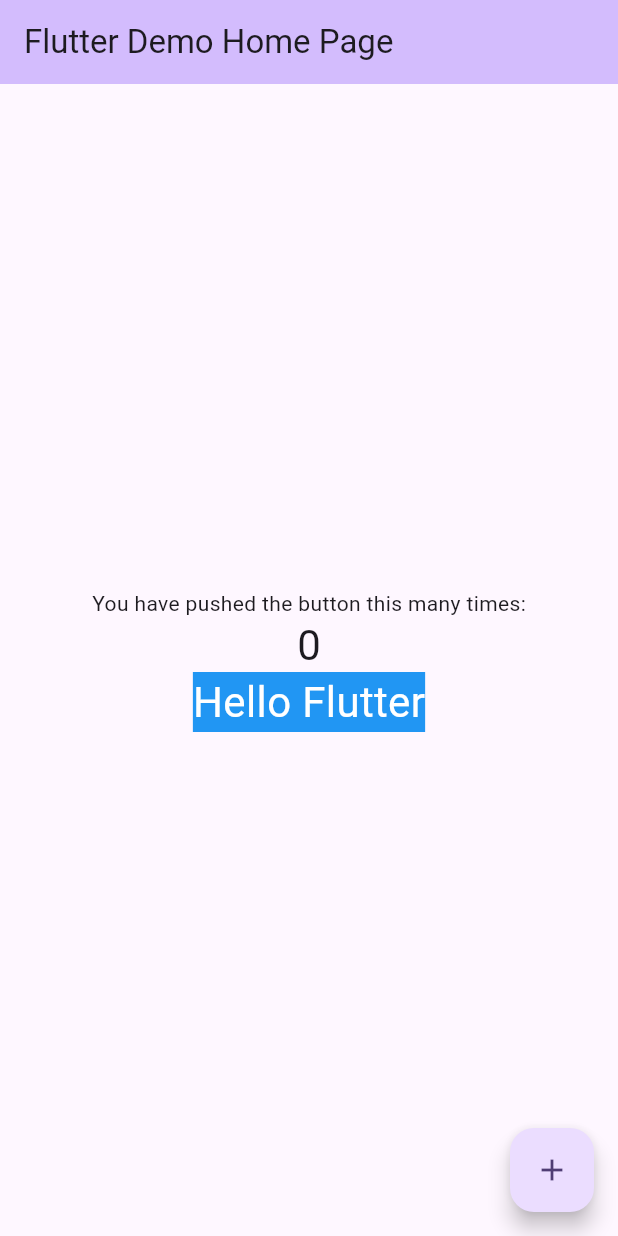
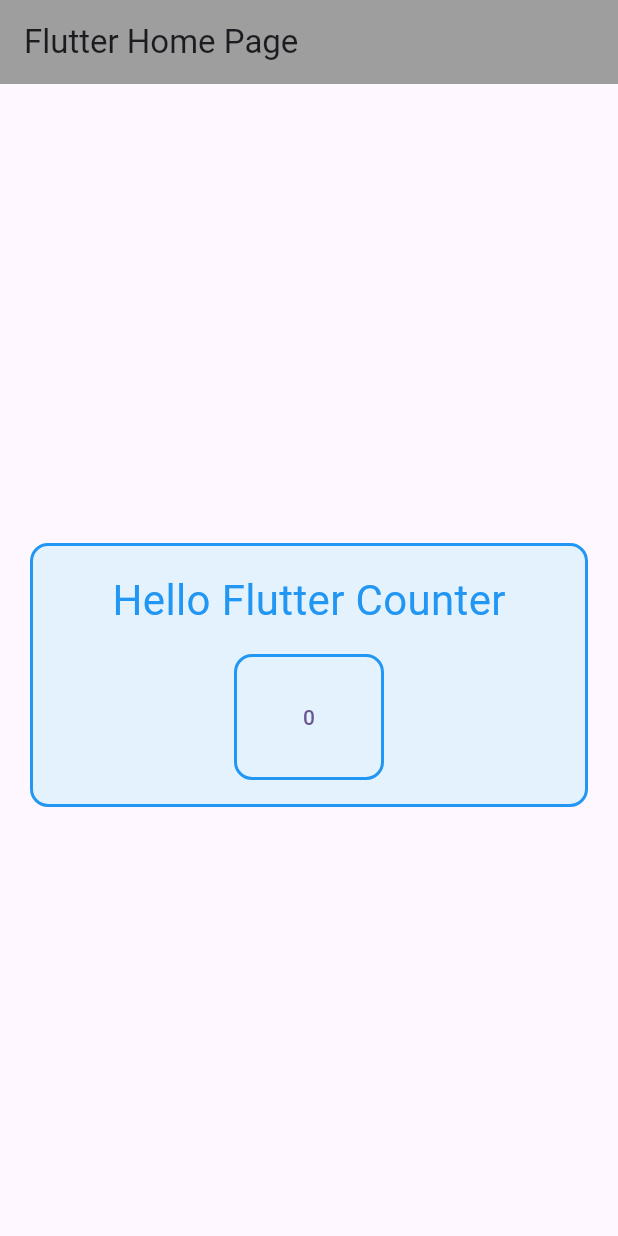
Before and after one commit to liusuxian/first_flutter_app, a Flutter app: the screen it shows after launch, on a phone screen of 412 x 824 dp. Run offline on Flutter 3.47's test engine with Material 3 defaults, Android fonts, the phone set to English and light mode, and no system bars.

Commit message:
更新代码

```diff
--- a/lib/main.dart
+++ b/lib/main.dart
@@ -1,4 +1,5 @@
 import 'package:flutter/material.dart';
+import 'package:first_flutter_app/page/home/home.dart';
 
 void main() {
   runApp(const MyApp());
@@ -30,7 +31,8 @@ class MyApp extends StatelessWidget {
         // tested with just a hot reload.
         colorScheme: ColorScheme.fromSeed(seedColor: Colors.deepPurple),
       ),
-      home: const MyHomePage(title: 'Flutter Demo Home Page'),
+      // home: const MyHomePage(title: 'Flutter Demo Home Page'),
+      home: const NewHomePage(title: 'Flutter Home Page'),
     );
   }
 }
@@ -109,7 +111,6 @@ class _MyHomePageState extends State<MyHomePage> {
               '$_counter',
               style: Theme.of(context).textTheme.headlineMedium,
             ),
-            Echo(text: "Hello Flutter"),
           ],
         ),
       ),
@@ -121,33 +122,3 @@ class _MyHomePageState extends State<MyHomePage> {
     );
   }
 }
-
-// 回显字符串的Echo widget
-class Echo extends StatelessWidget {
-  const Echo({
-    super.key,
-    required this.text,
-    this.textColor = Colors.white,
-    this.backgroundColor = Colors.blue,
-  });
-
-  final String text;
-  final Color textColor;
-  final Color backgroundColor;
-
-  @override
-  Widget build(BuildContext context) {
-    return Center(
-      child: Container(
-        color: backgroundColor,
-        child: Text(
-          text,
-          style: TextStyle(
-            color: textColor,
-            fontSize: Theme.of(context).textTheme.headlineMedium?.fontSize,
-          ),
-        ),
-      ),
-    );
-  }
-}
--- /dev/null
+++ b/lib/page/component/counter.dart
@@ -0,0 +1,112 @@
+import 'package:flutter/material.dart';
+import 'dart:developer' as developer;
+
+// 计数器 widget
+class CounterWidget extends StatefulWidget {
+  const CounterWidget({super.key, this.initValue = 0});
+
+  final int initValue;
+
+  @override
+  State<CounterWidget> createState() => _CounterWidgetState();
+}
+
+class _CounterWidgetState extends State<CounterWidget> {
+  int _counter = 0;
+
+  /*
+  * 当 widget 第一次插入到 widget 树时会被调用，对于每一个 State 对象，Flutter 框架只会调用一次该回调，
+  * 所以，通常在该回调中做一些一次性的操作，如状态初始化、订阅子树的事件通知等。
+  * 不能在该回调中调用 BuildContext.dependOnInheritedWidgetOfExactType（该方法用于在 widget 树上获取离当前 widget 最近的一个父级 InheritedWidget），
+  * 原因是在初始化完成后， widget 树中的 InheritFrom widget 也可能会发生变化，所以正确的做法应该在在 build（）方法或 didChangeDependencies() 中调用它。
+  * */
+  @override
+  void initState() {
+    super.initState();
+    // 初始化状态
+    _counter = widget.initValue;
+    developer.log('initState', name: 'my.app.counter');
+  }
+
+  /*
+  * 用于构建 widget 子树的，会在如下场景被调用：
+  * 在调用 initState()之后，
+  * 在调用 didUpdateWidget()之后，
+  * 在调用 setState()之后，
+  * 在调用 didChangeDependencies()之后，
+  * 在 State 对象从树中一个位置移除后（会调用 deactivate）又重新插入到树的其他位置之后。
+  * */
+  @override
+  Widget build(BuildContext context) {
+    developer.log('build', name: 'my.app.counter');
+    return Center(
+      child: Container(
+        padding: const EdgeInsets.all(16), // 内边距
+        margin: const EdgeInsets.symmetric(horizontal: 20), // 外边距
+        decoration: BoxDecoration(
+          color: Colors.blue[50], // 背景色
+          borderRadius: BorderRadius.circular(12), // 圆角
+          border: Border.all(color: Colors.blue, width: 2), // 边框
+        ),
+        child: TextButton(
+          child: Text('$_counter'),
+          // 点击后计数器自增
+          onPressed: () => setState(() => ++_counter),
+        ),
+      ),
+    );
+  }
+
+  /*
+  * 在 widget 重新构建时，Flutter 框架会调用 widget.canUpdate 来检测 widget 树中同一位置的新旧节点，然后决定是否需要更新，
+  * 如果 widget.canUpdate 返回 true 则会调用此回调。
+  * widget.canUpdate 会在新旧 widget 的 key 和 runtimeType 同时相等时会返回 true，
+  * 也就是说在在新旧 widget 的 key 和 runtimeType 同时相等时 didUpdateWidget() 就会被调用。
+  * */
+  @override
+  void didUpdateWidget(CounterWidget oldWidget) {
+    super.didUpdateWidget(oldWidget);
+    developer.log('didUpdateWidget', name: 'my.app.counter');
+  }
+
+  /*
+  * 当 State 对象从树中被移除时，会调用此回调。在一些场景下，Flutter 框架会将 State 对象重新插到树中，
+  * 如包含此 State 对象的子树在树的一个位置移动到另一个位置时（可以通过 GlobalKey 来实现）。
+  * 如果移除后没有重新插入到树中则紧接着会调用 dispose() 方法。
+  * */
+  @override
+  void deactivate() {
+    super.deactivate();
+    developer.log('deactivate', name: 'my.app.counter');
+  }
+
+  /*
+  * 当 State 对象从树中被永久移除时调用；通常在此回调中释放资源。
+  * */
+  @override
+  void dispose() {
+    super.dispose();
+    developer.log('dispose', name: 'my.app.counter');
+  }
+
+  /*
+  * 此回调是专门为了开发调试而提供的，在热重载(hot reload)时会被调用，此回调在 Release 模式下永远不会被调用。
+  * */
+  @override
+  void reassemble() {
+    super.reassemble();
+    developer.log('reassemble', name: 'my.app.counter');
+  }
+
+  /*
+  * 当 State 对象的依赖发生变化时会被调用；例如：在之前 build() 中包含了一个 InheritedWidget ，
+  * 然后在之后的 build() 中 InheritedWidget 发生了变化，那么此时 InheritedWidget 的子 widget 的 didChangeDependencies() 回调都会被调用。
+  * 典型的场景是当系统语言 Locale 或应用主题改变时，Flutter 框架会通知 widget 调用此回调。
+  * 需要注意，组件第一次被创建后挂载的时候（包括重创建）对应的 didChangeDependencies 也会被调用。
+  * */
+  @override
+  void didChangeDependencies() {
+    super.didChangeDependencies();
+    developer.log('didChangeDependencies', name: 'my.app.counter');
+  }
+}
--- /dev/null
+++ b/lib/page/component/echo.dart
@@ -0,0 +1,31 @@
+import 'package:flutter/material.dart';
+
+// 回显字符串的Echo widget
+class Echo extends StatelessWidget {
+  const Echo({
+    super.key,
+    required this.text,
+    this.textColor = Colors.white,
+    this.backgroundColor = Colors.blue,
+  });
+
+  final String text;
+  final Color textColor;
+  final Color backgroundColor;
+
+  @override
+  Widget build(BuildContext context) {
+    return Center(
+      child: Container(
+        color: backgroundColor,
+        child: Text(
+          text,
+          style: TextStyle(
+            color: textColor,
+            fontSize: Theme.of(context).textTheme.headlineMedium?.fontSize,
+          ),
+        ),
+      ),
+    );
+  }
+}
--- /dev/null
+++ b/lib/page/home/home.dart
@@ -0,0 +1,52 @@
+import 'package:flutter/material.dart';
+import 'package:first_flutter_app/page/component/echo.dart';
+import 'package:first_flutter_app/page/component/counter.dart';
+
+class NewHomePage extends StatelessWidget {
+  const NewHomePage({
+    super.key,
+    required this.title,
+    this.backgroundColor = Colors.grey,
+  });
+
+  final String title;
+  final Color backgroundColor;
+
+  @override
+  Widget build(BuildContext context) {
+    return Scaffold(
+      appBar: AppBar(backgroundColor: backgroundColor, title: Text(title)),
+      body: Center(
+        child: Column(
+          mainAxisAlignment: MainAxisAlignment.center,
+          children: <Widget>[
+            // 添加间距
+            const SizedBox(height: 20),
+            // 将 Echo 和 CounterWidget 放到一个容器中
+            Container(
+              padding: const EdgeInsets.all(16), // 内边距
+              margin: const EdgeInsets.symmetric(horizontal: 20), // 外边距
+              decoration: BoxDecoration(
+                color: Colors.blue[50], // 背景色
+                borderRadius: BorderRadius.circular(12), // 圆角
+                border: Border.all(color: Colors.blue, width: 2), // 边框
+              ),
+              child: Column(
+                // 垂直排列
+                children: [
+                  Echo(
+                    text: "Hello Flutter Counter",
+                    textColor: Colors.blue,
+                    backgroundColor: Colors.transparent,
+                  ),
+                  const SizedBox(height: 16), // 两个组件之间的间距
+                  CounterWidget(),
+                ],
+              ),
+            ),
+          ],
+        ),
+      ),
+    );
+  }
+}
```
